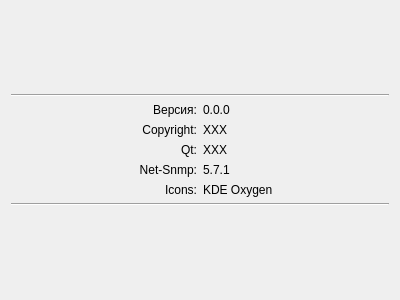
Before: the Qt Designer form Pages/aboutpagewidget.ui in cwlan2016/access-manager, drawn with Qt 5.
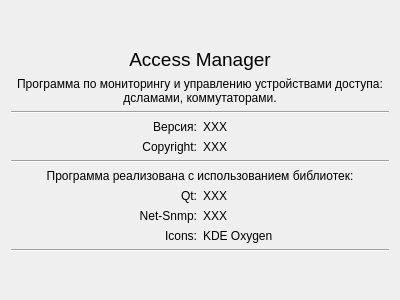
After: the same form once the commit is applied.

Patch:
```diff
--- a/Pages/aboutpagewidget.ui
+++ b/Pages/aboutpagewidget.ui
@@ -14,7 +14,7 @@
    <string>Form</string>
   </property>
   <layout class="QGridLayout" name="gridLayout">
-   <item row="3" column="0">
+   <item row="5" column="0">
     <widget class="QLabel" name="programVersionLabel">
      <property name="text">
       <string>Версия:</string>
@@ -24,28 +24,28 @@
      </property>
     </widget>
    </item>
-   <item row="8" column="0" colspan="2">
+   <item row="12" column="0" colspan="2">
     <widget class="Line" name="line_2">
      <property name="orientation">
       <enum>Qt::Horizontal</enum>
      </property>
     </widget>
    </item>
-   <item row="2" column="0" colspan="2">
-    <widget class="Line" name="line">
-     <property name="orientation">
-      <enum>Qt::Horizontal</enum>
-     </property>
-    </widget>
-   </item>
-   <item row="3" column="1">
+   <item row="5" column="1">
     <widget class="QLabel" name="programVersionDescLabel">
      <property name="text">
-      <string>0.0.0</string>
+      <string>XXX</string>
      </property>
     </widget>
    </item>
-   <item row="4" column="0">
+   <item row="4" column="0" colspan="2">
+    <widget class="Line" name="line">
+     <property name="orientation">
+      <enum>Qt::Horizontal</enum>
+     </property>
+    </widget>
+   </item>
+   <item row="6" column="0">
     <widget class="QLabel" name="copyrightLabel">
      <property name="text">
       <string>Copyright:</string>
@@ -55,31 +55,7 @@
      </property>
     </widget>
    </item>
-   <item row="6" column="1">
-    <widget class="QLabel" name="netSnmpVersionDescLabel">
-     <property name="text">
-      <string>5.7.1</string>
-     </property>
-    </widget>
-   </item>
-   <item row="7" column="0">
-    <widget class="QLabel" name="programIconsLabel">
-     <property name="text">
-      <string>Icons:</string>
-     </property>
-     <property name="alignment">
-      <set>Qt::AlignRight|Qt::AlignTrailing|Qt::AlignVCenter</set>
-     </property>
-    </widget>
-   </item>
-   <item row="7" column="1">
-    <widget class="QLabel" name="programIconsDescLabel">
-     <property name="text">
-      <string>KDE Oxygen</string>
-     </property>
-    </widget>
-   </item>
-   <item row="6" column="0">
+   <item row="10" column="0">
     <widget class="QLabel" name="netSnmpVersionLabel">
      <property name="text">
       <string>Net-Snmp:</string>
@@ -89,21 +65,47 @@
      </property>
     </widget>
    </item>
-   <item row="4" column="1">
+   <item row="11" column="1">
+    <widget class="QLabel" name="programIconsDescLabel">
+     <property name="text">
+      <string>KDE Oxygen</string>
+     </property>
+     <property name="openExternalLinks">
+      <bool>true</bool>
+     </property>
+    </widget>
+   </item>
+   <item row="11" column="0">
+    <widget class="QLabel" name="programIconsLabel">
+     <property name="text">
+      <string>Icons:</string>
+     </property>
+     <property name="alignment">
+      <set>Qt::AlignRight|Qt::AlignTrailing|Qt::AlignVCenter</set>
+     </property>
+    </widget>
+   </item>
+   <item row="10" column="1">
+    <widget class="QLabel" name="netSnmpVersionDescLabel">
+     <property name="text">
+      <string>XXX</string>
+     </property>
+     <property name="openExternalLinks">
+      <bool>true</bool>
+     </property>
+    </widget>
+   </item>
+   <item row="6" column="1">
     <widget class="QLabel" name="copyrightDescLabel">
      <property name="text">
       <string>XXX</string>
      </property>
-    </widget>
-   </item>
-   <item row="5" column="1">
-    <widget class="QLabel" name="qtVersionDescLabel">
-     <property name="text">
-      <string>XXX</string>
+     <property name="openExternalLinks">
+      <bool>false</bool>
      </property>
     </widget>
    </item>
-   <item row="5" column="0">
+   <item row="9" column="0">
     <widget class="QLabel" name="qtVersionLabel">
      <property name="text">
       <string>Qt:</string>
@@ -113,7 +115,7 @@
      </property>
     </widget>
    </item>
-   <item row="9" column="0" colspan="2">
+   <item row="13" column="0" colspan="2">
     <spacer name="verticalSpacer_2">
      <property name="orientation">
       <enum>Qt::Vertical</enum>
@@ -126,6 +128,16 @@
      </property>
     </spacer>
    </item>
+   <item row="9" column="1">
+    <widget class="QLabel" name="qtVersionDescLabel">
+     <property name="text">
+      <string>XXX</string>
+     </property>
+     <property name="openExternalLinks">
+      <bool>true</bool>
+     </property>
+    </widget>
+   </item>
    <item row="1" column="0" colspan="2">
     <spacer name="verticalSpacer">
      <property name="orientation">
@@ -139,6 +151,51 @@
      </property>
     </spacer>
    </item>
+   <item row="2" column="0" colspan="2">
+    <widget class="QLabel" name="appNameLabel">
+     <property name="font">
+      <font>
+       <pointsize>14</pointsize>
+      </font>
+     </property>
+     <property name="text">
+      <string>Access Manager</string>
+     </property>
+     <property name="alignment">
+      <set>Qt::AlignCenter</set>
+     </property>
+    </widget>
+   </item>
+   <item row="3" column="0" colspan="2">
+    <widget class="QLabel" name="descriptionLabel">
+     <property name="text">
+      <string>Программа по мониторингу и управлению устройствами доступа: дсламами, коммутаторами.</string>
+     </property>
+     <property name="alignment">
+      <set>Qt::AlignCenter</set>
+     </property>
+     <property name="wordWrap">
+      <bool>true</bool>
+     </property>
+    </widget>
+   </item>
+   <item row="8" column="0" colspan="2">
+    <widget class="QLabel" name="label">
+     <property name="text">
+      <string>Программа реализована с использованием библиотек:</string>
+     </property>
+     <property name="alignment">
+      <set>Qt::AlignCenter</set>
+     </property>
+    </widget>
+   </item>
+   <item row="7" column="0" colspan="2">
+    <widget class="Line" name="line_3">
+     <property name="orientation">
+      <enum>Qt::Horizontal</enum>
+     </property>
+    </widget>
+   </item>
   </layout>
  </widget>
  <resources/>
```
